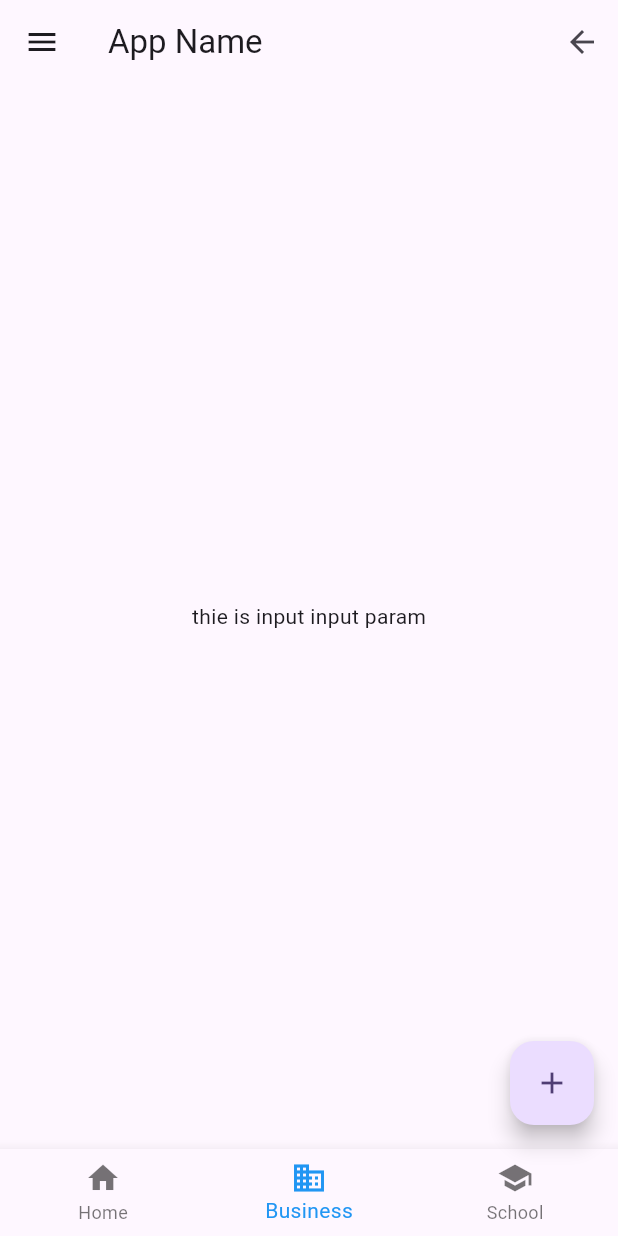
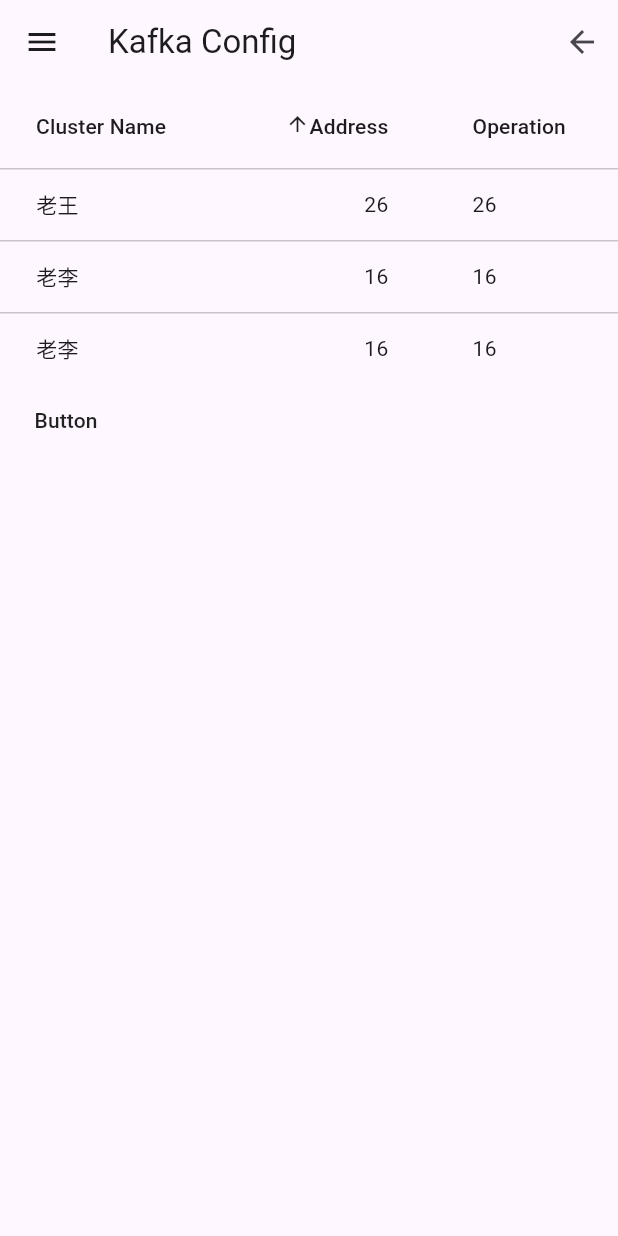
Before and after one commit to Korov/monitor, a Flutter app: the KafkaConfig screen opened directly, on a phone screen of 412 x 824 dp. Run offline on Flutter 3.47's test engine with Material 2 defaults, Android fonts, the phone set to English and light mode, and no system bars; our stand-ins replace logger.

Commit message:
fix kafka config page

```diff
--- a/desktop/lib/components/kafka/KafkaConfig.dart
+++ b/desktop/lib/components/kafka/KafkaConfig.dart
@@ -1,4 +1,5 @@
 import 'package:desktop/components/MenuDrawer.dart';
+import 'package:desktop/utils/Log.dart';
 import 'package:flutter/material.dart';
 
 class KafkaConfig extends StatefulWidget {
@@ -26,7 +27,7 @@
     return Scaffold(
       appBar: AppBar(
         //导航栏
-        title: Text("App Name"),
+        title: Text("Kafka Config"),
         actions: <Widget>[
           //导航栏右侧菜单
           IconButton(
@@ -37,26 +38,55 @@
       drawer: MenuDrawer(),
       body: Center(
         child: Column(
-          mainAxisAlignment: MainAxisAlignment.center,
-          children: <Widget>[Text("thie is input $text")],
+          children: <Widget>[
+            ConstrainedBox(
+              constraints: BoxConstraints(
+                  minWidth: double.infinity,
+                  maxWidth: double.infinity,
+                  minHeight: 20.0),
+              child: DataTable(
+                sortColumnIndex: 1,
+                sortAscending: true,
+                columns: [
+                  DataColumn(
+                    label: Text('Cluster Name'),
+                  ),
+                  DataColumn(
+                      label: Text('Address'),
+                      numeric: true,
+                      onSort: (int columnIndex, bool ascending) {}),
+                  DataColumn(label: Text('Operation')),
+                ],
+                rows: [
+                  DataRow(cells: [
+                    DataCell(Text('老王')),
+                    DataCell(Text('26')),
+                    DataCell(Text('26')),
+                  ]),
+                  DataRow(cells: [
+                    DataCell(Text('老李')),
+                    DataCell(Text('16')),
+                    DataCell(Text('16')),
+                  ]),
+                  DataRow(cells: [
+                    DataCell(Text('老李')),
+                    DataCell(Text('16')),
+                    DataCell(Text('16')),
+                  ]),
+                ],
+              ),
+            ),
+            Flex(
+              direction: Axis.horizontal,
+              children: [
+                MaterialButton(
+                    onPressed: () => {Log.i("pressed the button")},
+                    child: Text("Button"))
+              ],
+            ),
+          ],
         ),
       ),
-      bottomNavigationBar: BottomNavigationBar(
-        // 底部导航
-        items: <BottomNavigationBarItem>[
-          BottomNavigationBarItem(icon: Icon(Icons.home), label: 'Home'),
-          BottomNavigationBarItem(
-              icon: Icon(Icons.business), label: 'Business'),
-          BottomNavigationBarItem(icon: Icon(Icons.school), label: 'School'),
-        ],
-        currentIndex: _selectedIndex,
-        fixedColor: Colors.blue,
-        onTap: _onItemTapped,
-      ),
-      floatingActionButton: FloatingActionButton(
-          //悬浮按钮
-          child: Icon(Icons.add),
-          onPressed: _onAdd),
     );
   }
 
```
